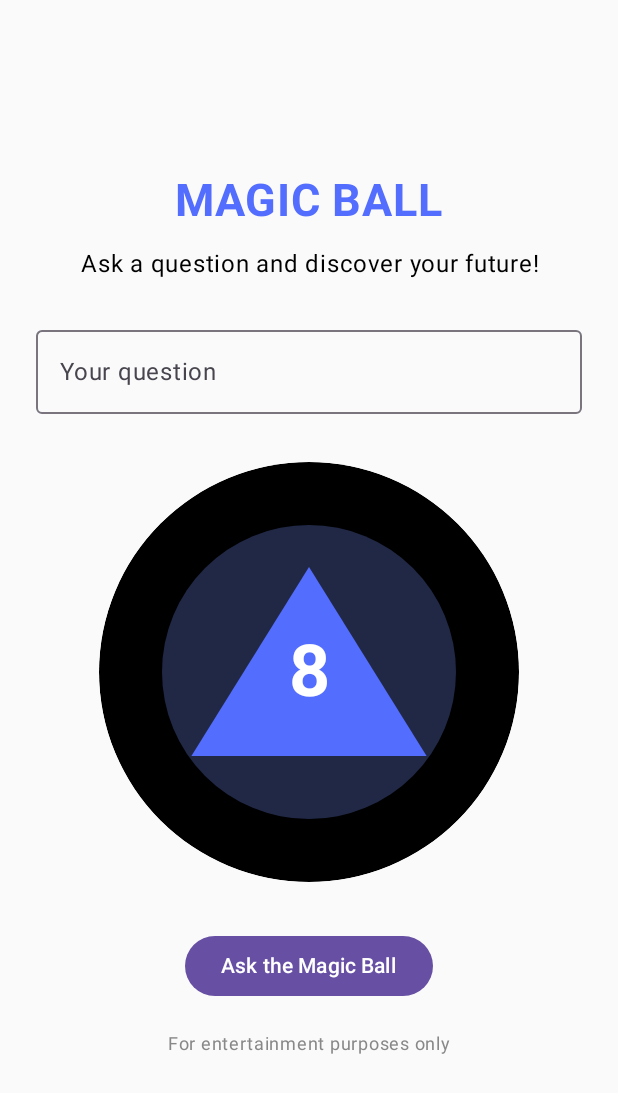
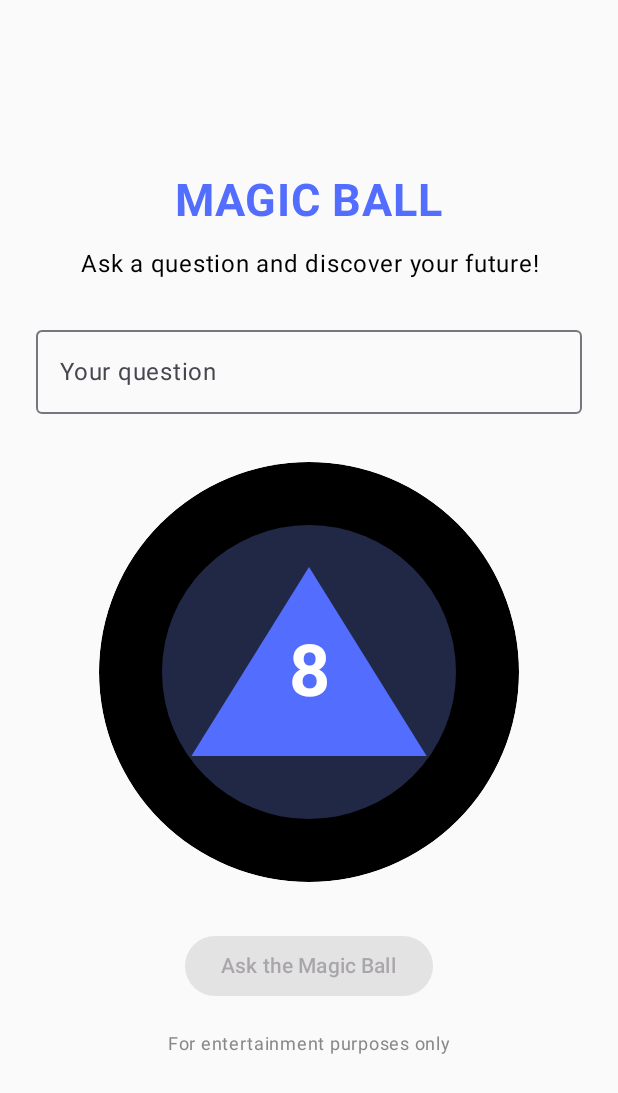
Before and after one commit to andresfila/MagicBall, an Android app built with Jetpack Compose: the screen it shows after launch (MainActivity), on a phone screen of 412 x 824 dp. Shown: the top 1093 px of the screen. Run offline under Robolectric (Android 15) with nearby library versions, the phone set to English and light mode, and no system bars.

Commit message:
Save updated working MagicBall application

```diff
--- a/app/src/main/java/com/andresfila/magicball/MainActivity.kt
+++ b/app/src/main/java/com/andresfila/magicball/MainActivity.kt
@@ -53,7 +53,11 @@ fun MagicBallApp() {
     )
 
     var question by remember { mutableStateOf("") }
+    var previousQuestion by remember { mutableStateOf("") }
     var answer by remember { mutableStateOf("8") }
+    var showQuestion by remember { mutableStateOf(false) }
+    var sameQuestion by remember { mutableStateOf(false) }
+    var questionLabel by remember { mutableStateOf("Your question") }
 
     val background = Color(0xFF101427)
     val blue = Color(0xFF536DFE)
@@ -81,13 +85,34 @@ fun MagicBallApp() {
 
         Spacer(modifier = Modifier.height(24.dp))
 
+        if ( question.isBlank()){
+            sameQuestion = false
+            questionLabel = "Your question"
+            answer = "8"
+        }
+
         OutlinedTextField(
             value = question,
             onValueChange = { question = it },
-            label = { Text("Your question") },
+            label = { Text(text = questionLabel) },
             modifier = Modifier.fillMaxWidth(),
             singleLine = true
         )
+
+        /*
+        Spacer(modifier = Modifier.height(32.dp))
+
+        if (showQuestion) {
+            Text(
+                text = previousQuestion,
+                color = blue,
+                fontWeight = FontWeight.Bold,
+                fontSize = 20.sp,
+                textAlign = TextAlign.Center,
+                modifier = Modifier.width(125.dp)
+            )
+        }
+        */
 
         Spacer(modifier = Modifier.height(32.dp))
 
@@ -95,8 +120,17 @@ fun MagicBallApp() {
             modifier = Modifier
                 .size(280.dp)
                 .clip(CircleShape)
-                .clickable {
-                    answer = answers.random()
+                .clickable (enabled = question.isNotBlank()){
+                    if ( question != previousQuestion ) {
+                        answer = answers.random()
+                        previousQuestion = question
+                        sameQuestion = false;
+                        questionLabel = "Your question"
+                    }
+                    else {
+                        sameQuestion = true
+                        questionLabel = "Ask a different question"
+                    }
                 },
             contentAlignment = Alignment.Center
         ) {
@@ -138,8 +172,18 @@ fun MagicBallApp() {
 
         Button(
             onClick = {
-                answer = answers.random()
-            }
+                if ( question != previousQuestion ){
+                    answer = answers.random()
+                    previousQuestion = question
+                    sameQuestion = false;
+                    questionLabel = "Your question"
+                }
+                else {
+                    sameQuestion = true
+                    questionLabel = "Ask a different question"
+                }
+            },
+            enabled = question.isNotBlank()
         ) {
             Text("Ask the Magic Ball")
         }
```
